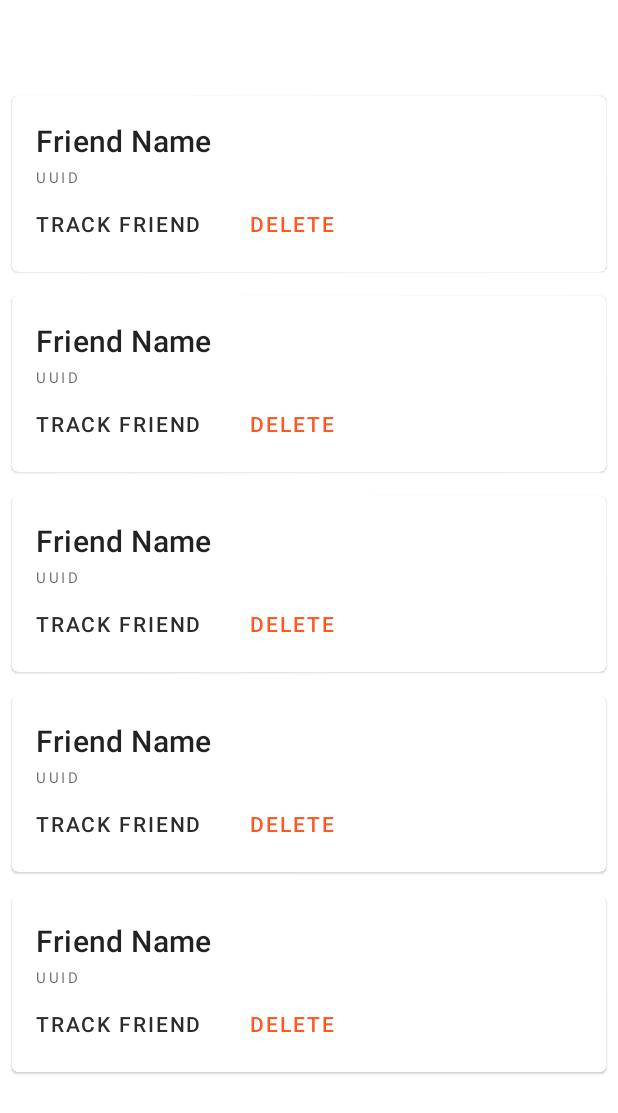
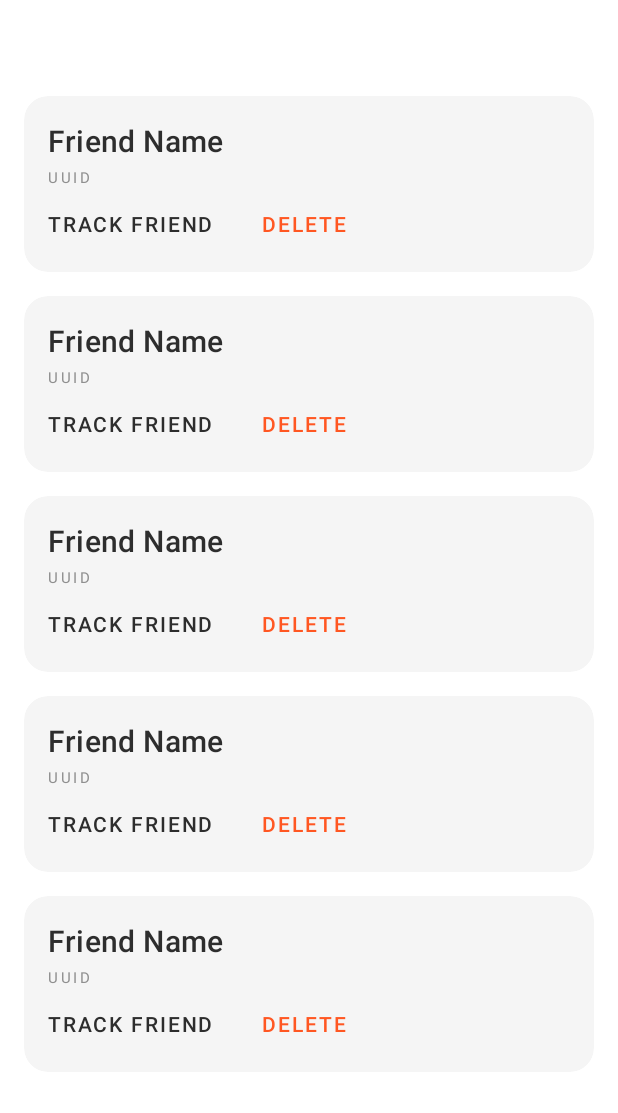
Before and after one commit to captainAyan/location-share, an Android app: the layout activity_choose_friend.xml on its own in the app's theme, with its tools: preview values and no code run, on a phone screen of 412 x 824 dp. Shown: the top 1113 px of the screen. Run offline under Robolectric (Android 15) with nearby library versions, the phone set to English and light mode, and no system bars.

Commit message:
applied new ui to friend card

```diff
--- a/android/app/src/main/res/layout/card_friend.xml
+++ b/android/app/src/main/res/layout/card_friend.xml
@@ -1,74 +1,14 @@
 <?xml version="1.0" encoding="utf-8"?>
-<!--<com.google.android.material.card.MaterialCardView
-    xmlns:android="http://schemas.android.com/apk/res/android"
-    xmlns:app="http://schemas.android.com/apk/res-auto"
-    android:layout_width="match_parent"
-    android:layout_height="wrap_content"
-    android:layout_marginBottom="16dp"
-    app:cardCornerRadius="4dp"
-    app:cardElevation="4dp"
-    android:layout_margin="8dp"
-    android:clickable="true"
-    android:focusable="true"
-    android:checkable="true">
-
-    <LinearLayout
-        android:layout_width="match_parent"
-        android:layout_height="wrap_content"
-        android:orientation="vertical">
-
-        <LinearLayout
-            android:layout_width="match_parent"
-            android:layout_height="wrap_content"
-            android:orientation="vertical"
-            android:padding="16dp">
-            <TextView
-                android:id="@+id/name_tv"
-                android:layout_width="wrap_content"
-                android:layout_height="wrap_content"
-                android:text="Friend Name"
-                android:textAppearance="?attr/textAppearanceHeadline6"
-                />
-            <TextView
-                android:id="@+id/uuid_tv"
-                android:layout_width="wrap_content"
-                android:layout_height="wrap_content"
-                android:text="UUID"
-                android:textAppearance="?attr/textAppearanceOverline"
-                android:textColor="?android:attr/textColorSecondary"
-                />
-        </LinearLayout>
-
-        <LinearLayout
-            android:layout_width="wrap_content"
-            android:layout_height="wrap_content"
-            android:layout_margin="8dp"
-            android:orientation="horizontal">
-            <com.google.android.material.button.MaterialButton
-                android:layout_width="wrap_content"
-                android:layout_height="wrap_content"
-                android:text="Track"
-                android:layout_marginEnd="8dp"
-                style="?attr/borderlessButtonStyle"
-                />
-            <com.google.android.material.button.MaterialButton
-                android:layout_width="wrap_content"
-                android:layout_height="wrap_content"
-                android:text="Delete"
-                style="?attr/borderlessButtonStyle"
-                android:textColor="?android:attr/colorError"
-                app:rippleColor="?android:attr/colorError"
-                />
-        </LinearLayout>
-
-    </LinearLayout>
-
-</com.google.android.material.card.MaterialCardView>-->
-
 <com.google.android.material.card.MaterialCardView android:id="@+id/card"
     android:layout_width="match_parent"
     android:layout_height="wrap_content"
-    android:layout_margin="8dp"
+    android:layout_marginStart="16dp"
+    android:layout_marginEnd="16dp"
+    android:layout_marginTop="8dp"
+    android:layout_marginBottom="8dp"
+    app:cardElevation="0dp"
+    app:cardCornerRadius="16dp"
+    android:backgroundTint="@color/light_grey"
     xmlns:android="http://schemas.android.com/apk/res/android"
     xmlns:app="http://schemas.android.com/apk/res-auto">
 
@@ -92,6 +32,7 @@
                 android:layout_height="wrap_content"
                 android:text="Friend Name"
                 android:textAppearance="?attr/textAppearanceHeadline6"
+                android:textColor="@color/black"
                 />
             <TextView
                 android:id="@+id/uuid_tv"
@@ -100,7 +41,7 @@
                 android:text="UUID"
                 android:layout_marginTop="4dp"
                 android:textAppearance="?attr/textAppearanceOverline"
-                android:textColor="?android:attr/textColorSecondary"
+                android:textColor="@color/dark_grey"
                 />
 
         </LinearLayout>
@@ -119,7 +60,9 @@
                 android:layout_height="wrap_content"
                 android:layout_marginEnd="8dp"
                 android:text="Track Friend"
+                android:textColor="@color/black"
                 style="?attr/borderlessButtonStyle"
+                app:rippleColor="@color/dark_grey"
                 />
             <com.google.android.material.button.MaterialButton
                 android:id="@+id/delete_friend_btn"
--- a/android/app/src/main/res/values/colors.xml
+++ b/android/app/src/main/res/values/colors.xml
@@ -3,4 +3,6 @@
     <color name="black">#FF2D2D2D</color>
     <color name="white">#FFFFFFFF</color>
     <color name="grey">#FFE6E7EA</color>
+    <color name="dark_grey">#FF8F8F8F</color>
+    <color name="light_grey">#FFF5F5F5</color>
 </resources>
```
